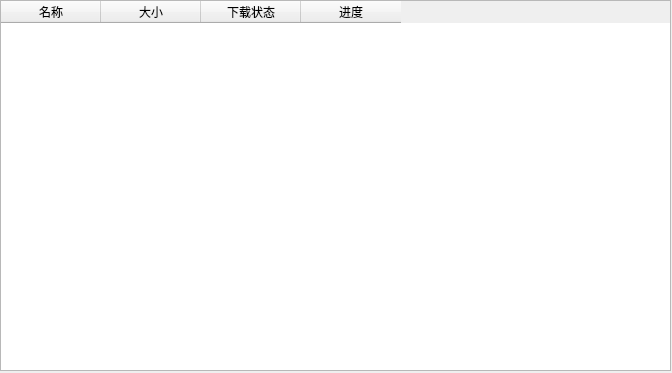
First picture: the form in src/apps/download/ui/download_run.ui, repository parker-pu/startget, before the edit.
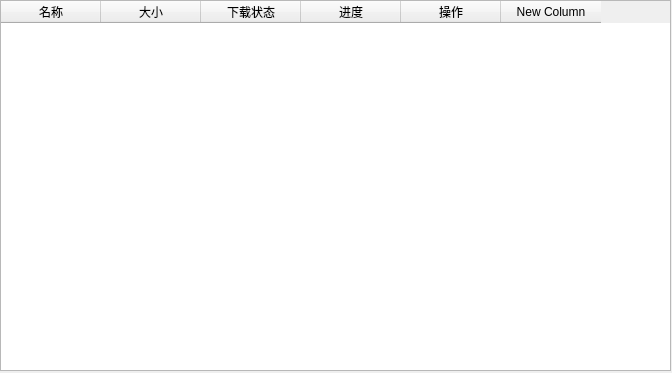
Second picture: the form after the edit.

Diff of the .ui file:
```diff
--- a/src/apps/download/ui/download_run.ui
+++ b/src/apps/download/ui/download_run.ui
@@ -25,6 +25,27 @@
      <height>371</height>
     </rect>
    </property>
+   <property name="layoutDirection">
+    <enum>Qt::LeftToRight</enum>
+   </property>
+   <property name="editTriggers">
+    <set>QAbstractItemView::NoEditTriggers</set>
+   </property>
+   <property name="dragEnabled">
+    <bool>true</bool>
+   </property>
+   <property name="textElideMode">
+    <enum>Qt::ElideRight</enum>
+   </property>
+   <property name="showGrid">
+    <bool>true</bool>
+   </property>
+   <property name="gridStyle">
+    <enum>Qt::DotLine</enum>
+   </property>
+   <property name="sortingEnabled">
+    <bool>false</bool>
+   </property>
    <property name="rowCount">
     <number>0</number>
    </property>
@@ -48,6 +69,16 @@
      <string>进度</string>
     </property>
    </column>
+   <column>
+    <property name="text">
+     <string>操作</string>
+    </property>
+   </column>
+   <column>
+    <property name="text">
+     <string>New Column</string>
+    </property>
+   </column>
   </widget>
  </widget>
  <resources/>
```
Left out of the diff: 3 changed lines with no effect on the pictures.
